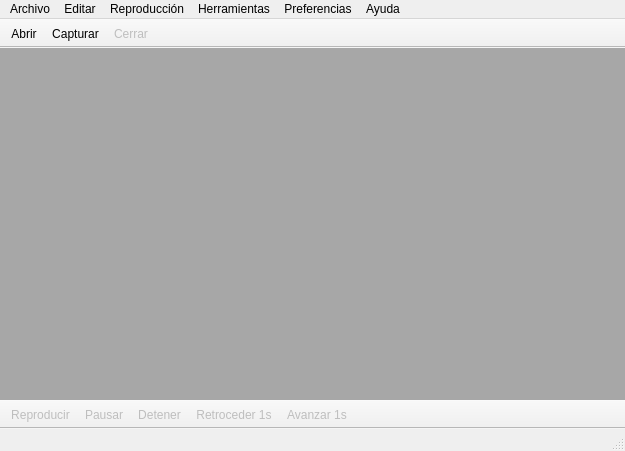
Above: movieplayer.ui from Madh93/Qt5-MoviePlayer before the change. Below: the same form after it.
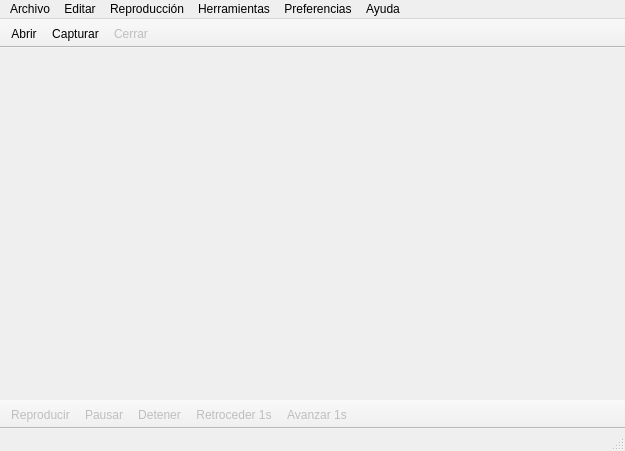
That is the form after the change.

Commit message: Utilizar un propio label interno

Diff of the .ui file:
```diff
--- a/movieplayer.ui
+++ b/movieplayer.ui
@@ -40,436 +40,7 @@
      <number>0</number>
     </property>
     <item>
-     <layout class="QVBoxLayout" name="verticalLayout_2">
-      <item>
-       <widget class="QLabel" name="label">
-        <property name="palette">
-         <palette>
-          <active>
-           <colorrole role="WindowText">
-            <brush brushstyle="SolidPattern">
-             <color alpha="255">
-              <red>0</red>
-              <green>0</green>
-              <blue>0</blue>
-             </color>
-            </brush>
-           </colorrole>
-           <colorrole role="Button">
-            <brush brushstyle="SolidPattern">
-             <color alpha="255">
-              <red>167</red>
-              <green>167</green>
-              <blue>167</blue>
-             </color>
-            </brush>
-           </colorrole>
-           <colorrole role="Light">
-            <brush brushstyle="SolidPattern">
-             <color alpha="255">
-              <red>251</red>
-              <green>251</green>
-              <blue>251</blue>
-             </color>
-            </brush>
-           </colorrole>
-           <colorrole role="Midlight">
-            <brush brushstyle="SolidPattern">
-             <color alpha="255">
-              <red>209</red>
-              <green>209</green>
-              <blue>209</blue>
-             </color>
-            </brush>
-           </colorrole>
-           <colorrole role="Dark">
-            <brush brushstyle="SolidPattern">
-             <color alpha="255">
-              <red>83</red>
-              <green>83</green>
-              <blue>83</blue>
-             </color>
-            </brush>
-           </colorrole>
-           <colorrole role="Mid">
-            <brush brushstyle="SolidPattern">
-             <color alpha="255">
-              <red>111</red>
-              <green>111</green>
-              <blue>111</blue>
-             </color>
-            </brush>
-           </colorrole>
-           <colorrole role="Text">
-            <brush brushstyle="SolidPattern">
-             <color alpha="255">
-              <red>0</red>
-              <green>0</green>
-              <blue>0</blue>
-             </color>
-            </brush>
-           </colorrole>
-           <colorrole role="BrightText">
-            <brush brushstyle="SolidPattern">
-             <color alpha="255">
-              <red>255</red>
-              <green>255</green>
-              <blue>255</blue>
-             </color>
-            </brush>
-           </colorrole>
-           <colorrole role="ButtonText">
-            <brush brushstyle="SolidPattern">
-             <color alpha="255">
-              <red>0</red>
-              <green>0</green>
-              <blue>0</blue>
-             </color>
-            </brush>
-           </colorrole>
-           <colorrole role="Base">
-            <brush brushstyle="SolidPattern">
-             <color alpha="255">
-              <red>255</red>
-              <green>255</green>
-              <blue>255</blue>
-             </color>
-            </brush>
-           </colorrole>
-           <colorrole role="Window">
-            <brush brushstyle="SolidPattern">
-             <color alpha="255">
-              <red>167</red>
-              <green>167</green>
-              <blue>167</blue>
-             </color>
-            </brush>
-           </colorrole>
-           <colorrole role="Shadow">
-            <brush brushstyle="SolidPattern">
-             <color alpha="255">
-              <red>0</red>
-              <green>0</green>
-              <blue>0</blue>
-             </color>
-            </brush>
-           </colorrole>
-           <colorrole role="AlternateBase">
-            <brush brushstyle="SolidPattern">
-             <color alpha="255">
-              <red>211</red>
-              <green>211</green>
-              <blue>211</blue>
-             </color>
-            </brush>
-           </colorrole>
-           <colorrole role="ToolTipBase">
-            <brush brushstyle="SolidPattern">
-             <color alpha="255">
-              <red>255</red>
-              <green>255</green>
-              <blue>220</blue>
-             </color>
-            </brush>
-           </colorrole>
-           <colorrole role="ToolTipText">
-            <brush brushstyle="SolidPattern">
-             <color alpha="255">
-              <red>0</red>
-              <green>0</green>
-              <blue>0</blue>
-             </color>
-            </brush>
-           </colorrole>
-          </active>
-          <inactive>
-           <colorrole role="WindowText">
-            <brush brushstyle="SolidPattern">
-             <color alpha="255">
-              <red>0</red>
-              <green>0</green>
-              <blue>0</blue>
-             </color>
-            </brush>
-           </colorrole>
-           <colorrole role="Button">
-            <brush brushstyle="SolidPattern">
-             <color alpha="255">
-              <red>167</red>
-              <green>167</green>
-              <blue>167</blue>
-             </color>
-            </brush>
-           </colorrole>
-           <colorrole role="Light">
-            <brush brushstyle="SolidPattern">
-             <color alpha="255">
-              <red>251</red>
-              <green>251</green>
-              <blue>251</blue>
-             </color>
-            </brush>
-           </colorrole>
-           <colorrole role="Midlight">
-            <brush brushstyle="SolidPattern">
-             <color alpha="255">
-              <red>209</red>
-              <green>209</green>
-              <blue>209</blue>
-             </color>
-            </brush>
-           </colorrole>
-           <colorrole role="Dark">
-            <brush brushstyle="SolidPattern">
-             <color alpha="255">
-              <red>83</red>
-              <green>83</green>
-              <blue>83</blue>
-             </color>
-            </brush>
-           </colorrole>
-           <colorrole role="Mid">
-            <brush brushstyle="SolidPattern">
-             <color alpha="255">
-              <red>111</red>
-              <green>111</green>
-              <blue>111</blue>
-             </color>
-            </brush>
-           </colorrole>
-           <colorrole role="Text">
-            <brush brushstyle="SolidPattern">
-             <color alpha="255">
-              <red>0</red>
-              <green>0</green>
-              <blue>0</blue>
-             </color>
-            </brush>
-           </colorrole>
-           <colorrole role="BrightText">
-            <brush brushstyle="SolidPattern">
-             <color alpha="255">
-              <red>255</red>
-              <green>255</green>
-              <blue>255</blue>
-             </color>
-            </brush>
-           </colorrole>
-           <colorrole role="ButtonText">
-            <brush brushstyle="SolidPattern">
-             <color alpha="255">
-              <red>0</red>
-              <green>0</green>
-              <blue>0</blue>
-             </color>
-            </brush>
-           </colorrole>
-           <colorrole role="Base">
-            <brush brushstyle="SolidPattern">
-             <color alpha="255">
-              <red>255</red>
-              <green>255</green>
-              <blue>255</blue>
-             </color>
-            </brush>
-           </colorrole>
-           <colorrole role="Window">
-            <brush brushstyle="SolidPattern">
-             <color alpha="255">
-              <red>167</red>
-              <green>167</green>
-              <blue>167</blue>
-             </color>
-            </brush>
-           </colorrole>
-           <colorrole role="Shadow">
-            <brush brushstyle="SolidPattern">
-             <color alpha="255">
-              <red>0</red>
-              <green>0</green>
-              <blue>0</blue>
-             </color>
-            </brush>
-           </colorrole>
-           <colorrole role="AlternateBase">
-            <brush brushstyle="SolidPattern">
-             <color alpha="255">
-              <red>211</red>
-              <green>211</green>
-              <blue>211</blue>
-             </color>
-            </brush>
-           </colorrole>
-           <colorrole role="ToolTipBase">
-            <brush brushstyle="SolidPattern">
-             <color alpha="255">
-              <red>255</red>
-              <green>255</green>
-              <blue>220</blue>
-             </color>
-            </brush>
-           </colorrole>
-           <colorrole role="ToolTipText">
-            <brush brushstyle="SolidPattern">
-             <color alpha="255">
-              <red>0</red>
-              <green>0</green>
-              <blue>0</blue>
-             </color>
-            </brush>
-           </colorrole>
-          </inactive>
-          <disabled>
-           <colorrole role="WindowText">
-            <brush brushstyle="SolidPattern">
-             <color alpha="255">
-              <red>83</red>
-              <green>83</green>
-              <blue>83</blue>
-             </color>
-            </brush>
-           </colorrole>
-           <colorrole role="Button">
-            <brush brushstyle="SolidPattern">
-             <color alpha="255">
-              <red>167</red>
-              <green>167</green>
-              <blue>167</blue>
-             </color>
-            </brush>
-           </colorrole>
-           <colorrole role="Light">
-            <brush brushstyle="SolidPattern">
-             <color alpha="255">
-              <red>251</red>
-              <green>251</green>
-              <blue>251</blue>
-             </color>
-            </brush>
-           </colorrole>
-           <colorrole role="Midlight">
-            <brush brushstyle="SolidPattern">
-             <color alpha="255">
-              <red>209</red>
-              <green>209</green>
-              <blue>209</blue>
-             </color>
-            </brush>
-           </colorrole>
-           <colorrole role="Dark">
-            <brush brushstyle="SolidPattern">
-             <color alpha="255">
-              <red>83</red>
-              <green>83</green>
-              <blue>83</blue>
-             </color>
-            </brush>
-           </colorrole>
-           <colorrole role="Mid">
-            <brush brushstyle="SolidPattern">
-             <color alpha="255">
-              <red>111</red>
-              <green>111</green>
-              <blue>111</blue>
-             </color>
-            </brush>
-           </colorrole>
-           <colorrole role="Text">
-            <brush brushstyle="SolidPattern">
-             <color alpha="255">
-              <red>83</red>
-              <green>83</green>
-              <blue>83</blue>
-             </color>
-            </brush>
-           </colorrole>
-           <colorrole role="BrightText">
-            <brush brushstyle="SolidPattern">
-             <color alpha="255">
-              <red>255</red>
-              <green>255</green>
-              <blue>255</blue>
-             </color>
-            </brush>
-           </colorrole>
-           <colorrole role="ButtonText">
-            <brush brushstyle="SolidPattern">
-             <color alpha="255">
-              <red>83</red>
-              <green>83</green>
-              <blue>83</blue>
-             </color>
-            </brush>
-           </colorrole>
-           <colorrole role="Base">
-            <brush brushstyle="SolidPattern">
-             <color alpha="255">
-              <red>167</red>
-              <green>167</green>
-              <blue>167</blue>
-             </color>
-            </brush>
-           </colorrole>
-           <colorrole role="Window">
-            <brush brushstyle="SolidPattern">
-             <color alpha="255">
-              <red>167</red>
-              <green>167</green>
-              <blue>167</blue>
-             </color>
-            </brush>
-           </colorrole>
-           <colorrole role="Shadow">
-            <brush brushstyle="SolidPattern">
-             <color alpha="255">
-              <red>0</red>
-              <green>0</green>
-              <blue>0</blue>
-             </color>
-            </brush>
-           </colorrole>
-           <colorrole role="AlternateBase">
-            <brush brushstyle="SolidPattern">
-             <color alpha="255">
-              <red>167</red>
-              <green>167</green>
-              <blue>167</blue>
-             </color>
-            </brush>
-           </colorrole>
-           <colorrole role="ToolTipBase">
-            <brush brushstyle="SolidPattern">
-             <color alpha="255">
-              <red>255</red>
-              <green>255</green>
-              <blue>220</blue>
-             </color>
-            </brush>
-           </colorrole>
-           <colorrole role="ToolTipText">
-            <brush brushstyle="SolidPattern">
-             <color alpha="255">
-              <red>0</red>
-              <green>0</green>
-              <blue>0</blue>
-             </color>
-            </brush>
-           </colorrole>
-          </disabled>
-         </palette>
-        </property>
-        <property name="autoFillBackground">
-         <bool>true</bool>
-        </property>
-        <property name="text">
-         <string/>
-        </property>
-        <property name="alignment">
-         <set>Qt::AlignCenter</set>
-        </property>
-       </widget>
-      </item>
-     </layout>
+     <layout class="QVBoxLayout" name="verticalLayoutPrincipal"/>
     </item>
    </layout>
   </widget>
```
The commit also changes 3 other files.
